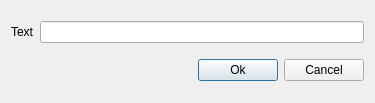
This is inputdialog.ui in QTinman/GAnalyzer as Qt 5 draws it before an edit. The edited form follows.
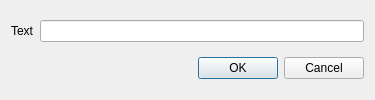
This is the edited form.

What changed in the file:
```diff
--- a/inputdialog.ui
+++ b/inputdialog.ui
@@ -7,7 +7,7 @@
     <x>0</x>
     <y>0</y>
     <width>375</width>
-    <height>103</height>
+    <height>100</height>
    </rect>
   </property>
   <property name="windowTitle">
@@ -32,35 +32,11 @@
     </layout>
    </item>
    <item>
-    <layout class="QHBoxLayout" name="horizontalLayout_2">
-     <item>
-      <spacer name="horizontalSpacer">
-       <property name="orientation">
-        <enum>Qt::Horizontal</enum>
-       </property>
-       <property name="sizeHint" stdset="0">
-        <size>
-         <width>40</width>
-         <height>20</height>
-        </size>
-       </property>
-      </spacer>
-     </item>
-     <item>
-      <widget class="QPushButton" name="pushButton">
-       <property name="text">
-        <string>Ok</string>
-       </property>
-      </widget>
-     </item>
-     <item>
-      <widget class="QPushButton" name="pushButton_2">
-       <property name="text">
-        <string>Cancel</string>
-       </property>
-      </widget>
-     </item>
-    </layout>
+    <widget class="QDialogButtonBox" name="buttonBox">
+     <property name="standardButtons">
+      <set>QDialogButtonBox::Cancel|QDialogButtonBox::Ok</set>
+     </property>
+    </widget>
    </item>
   </layout>
  </widget>
```
Left out of the diff: 64 changed lines with no effect on the pictures.
